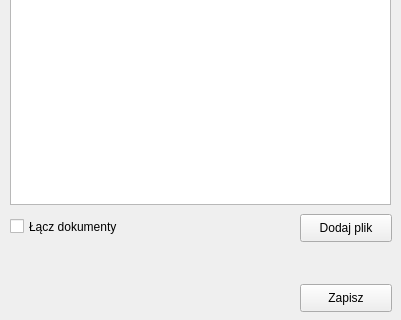
The window that ui/main_window.ui (sealcode/gpandoc) describes before a commit, drawn with Qt 5; both pictures show x 0 to 401 and y 206 to 526 of the 401 by 526 pixel window.
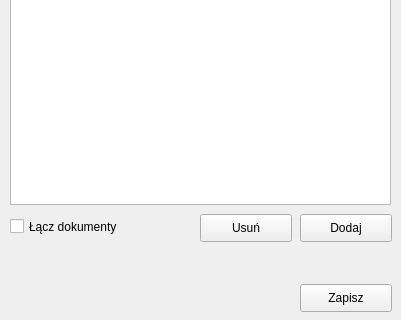
The same window after the commit.

Commit message: Add example signal

```diff
--- a/ui/main_window.ui
+++ b/ui/main_window.ui
@@ -10,6 +10,12 @@
     <height>526</height>
    </rect>
   </property>
+  <property name="sizePolicy">
+   <sizepolicy hsizetype="Expanding" vsizetype="Preferred">
+    <horstretch>0</horstretch>
+    <verstretch>0</verstretch>
+   </sizepolicy>
+  </property>
   <property name="windowTitle">
    <string>gPandoc</string>
   </property>
@@ -59,7 +65,7 @@
     </rect>
    </property>
    <property name="text">
-    <string>Dodaj plik</string>
+    <string>Dodaj</string>
    </property>
   </widget>
   <widget class="QComboBox" name="comboBox">
@@ -85,6 +91,19 @@
     <string>Przepis:</string>
    </property>
   </widget>
+  <widget class="QPushButton" name="pushButton">
+   <property name="geometry">
+    <rect>
+     <x>200</x>
+     <y>420</y>
+     <width>92</width>
+     <height>28</height>
+    </rect>
+   </property>
+   <property name="text">
+    <string>Usuń</string>
+   </property>
+  </widget>
  </widget>
  <resources/>
  <connections/>
```
The commit also changes 1 other file.
